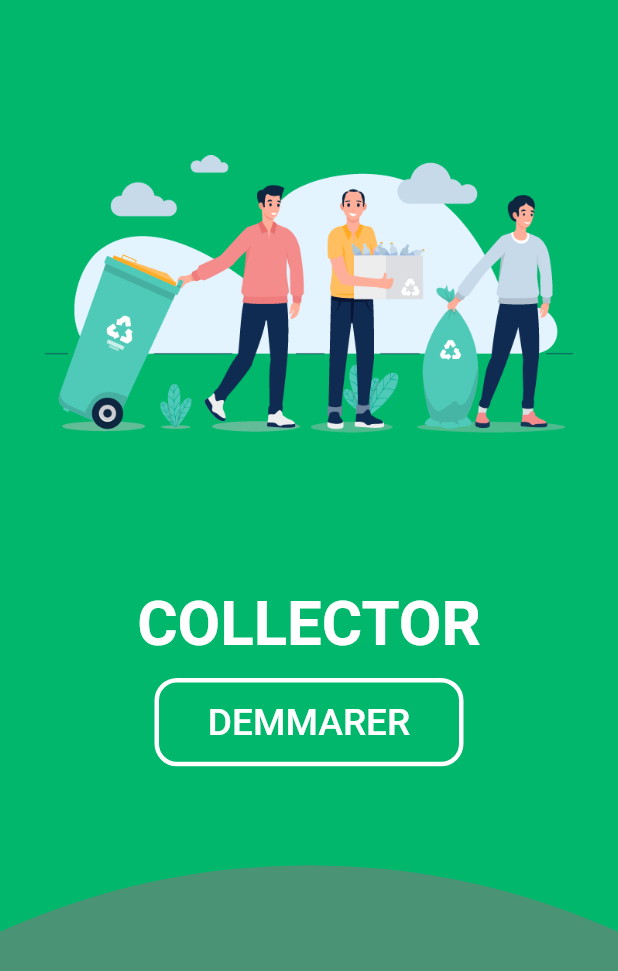
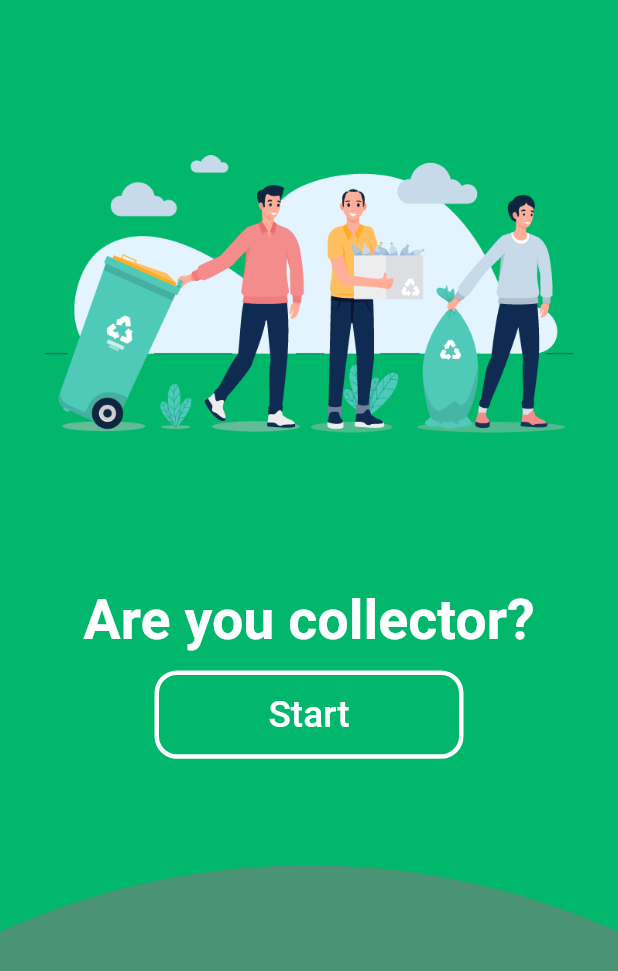
Before and after one commit to mouslim21/Recycle, a Flutter app: the screen it shows after launch, swiped to page 2, on a phone screen of 412 x 824 dp. Shown: the top 971 px of the screen. Run offline on Flutter 3.47's test engine with Material 2 defaults, Android fonts, the phone set to English and light mode, and no system bars; our stand-ins replace cloud_firestore, firebase_auth, flutter_screenutil, geolocator, google_fonts, google_maps_flutter and 4 more; missing offline and left inert: geoflutterfire, slimy_card; accounts and stored records are empty; Roboto replaces fonts that are missing (Acme).

Commit message:
Update home2.dart

```diff
--- a/lib/home2.dart
+++ b/lib/home2.dart
@@ -27,7 +27,7 @@ class OnboardingExample extends StatelessWidget {
     PageData(
         pagename: "/client_home",
         image: "images/client.png",
-      title: "CLIENT",
+        title: "Got things to recycle?",
       bgColor: Color(0xff4A9475),
       textColor: Colors.white,
       bouton: Colors.white
@@ -35,7 +35,7 @@ class OnboardingExample extends StatelessWidget {
     PageData(
         image: "images/vendeur.png",
       pagename: "/myhome",
-      title: "COLLECTOR",
+      title: "Are you collector?",
       bgColor:Color(0xff00b76c),
       textColor: Colors.white,
       bouton: Colors.white
@@ -114,7 +114,7 @@ class OnboardingExample extends StatelessWidget {
                               )
                             ),
                             child: Center(
-                              child: Text("DEMMARER",style:
+                              child: Text("Start",style:
                               TextStyle(fontSize:MediaQuery.of(context).size.width*0.06,color:Colors.white ),),
                             ),
                           ),
@@ -122,7 +122,7 @@ class OnboardingExample extends StatelessWidget {
                       ),
                       Expanded(
                         child: Center(
-                          child: Text("Changer l'adhésion",
+                          child: Text("Change profil",
                           style:GoogleFonts.acme(
                             color: page.textColor,
                             fontSize: MediaQuery.of(context).size.width*0.09,
@@ -174,7 +174,7 @@ class PageCard extends StatelessWidget {
       page.title,
       style:GoogleFonts.acme(
         color: page.textColor,
-        fontSize:MediaQuery.of(context).size.width*0.1,
+        fontSize:MediaQuery.of(context).size.width*0.09,
         fontWeight: FontWeight.w600,
         letterSpacing: 0.0,
       ),
```
